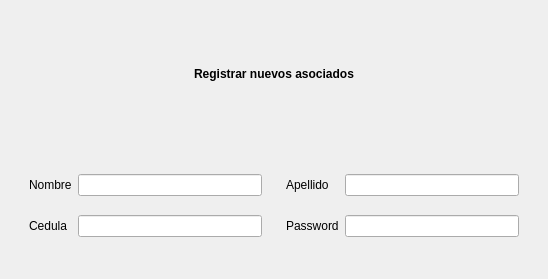
Above: AsociadosFondo/registrar.ui from MiguelALopez/JaverianaProject before the change. Below: the same form after it.
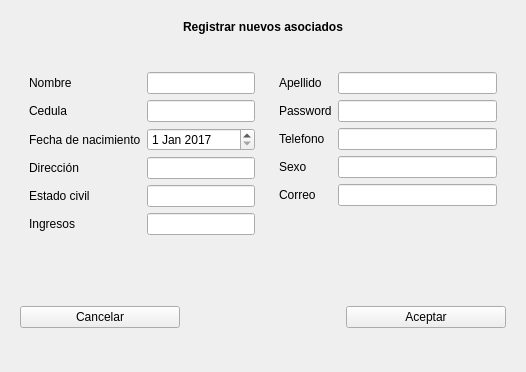
That is the form after the change.

Commit message: Added the tabs to AsociadosFondo

```diff
--- a/AsociadosFondo/registrar.ui
+++ b/AsociadosFondo/registrar.ui
@@ -6,14 +6,20 @@
    <rect>
     <x>0</x>
     <y>0</y>
-    <width>548</width>
-    <height>279</height>
+    <width>526</width>
+    <height>372</height>
    </rect>
   </property>
   <property name="windowTitle">
    <string>Form</string>
   </property>
   <layout class="QVBoxLayout" name="verticalLayout">
+   <property name="spacing">
+    <number>20</number>
+   </property>
+   <property name="topMargin">
+    <number>20</number>
+   </property>
    <item>
     <widget class="QLabel" name="label">
      <property name="text">
@@ -34,8 +40,8 @@
            </property>
           </widget>
          </item>
-         <item row="0" column="1">
-          <widget class="QLineEdit" name="lineEdit"/>
+         <item row="1" column="1">
+          <widget class="QLineEdit" name="lineEdit_2"/>
          </item>
          <item row="1" column="0">
           <widget class="QLabel" name="label_3">
@@ -44,8 +50,72 @@
            </property>
           </widget>
          </item>
-         <item row="1" column="1">
-          <widget class="QLineEdit" name="lineEdit_2"/>
+         <item row="7" column="1">
+          <spacer name="verticalSpacer_3">
+           <property name="orientation">
+            <enum>Qt::Vertical</enum>
+           </property>
+           <property name="sizeHint" stdset="0">
+            <size>
+             <width>20</width>
+             <height>40</height>
+            </size>
+           </property>
+          </spacer>
+         </item>
+         <item row="4" column="1">
+          <widget class="QLineEdit" name="lineEdit_7"/>
+         </item>
+         <item row="5" column="0">
+          <widget class="QLabel" name="label_10">
+           <property name="text">
+            <string>Estado civil</string>
+           </property>
+          </widget>
+         </item>
+         <item row="6" column="0">
+          <widget class="QLabel" name="label_12">
+           <property name="text">
+            <string>Ingresos</string>
+           </property>
+          </widget>
+         </item>
+         <item row="6" column="1">
+          <widget class="QLineEdit" name="lineEdit_11"/>
+         </item>
+         <item row="0" column="1">
+          <widget class="QLineEdit" name="lineEdit"/>
+         </item>
+         <item row="4" column="0">
+          <widget class="QLabel" name="label_8">
+           <property name="text">
+            <string>Dirección</string>
+           </property>
+          </widget>
+         </item>
+         <item row="2" column="0">
+          <widget class="QLabel" name="label_6">
+           <property name="text">
+            <string>Fecha de nacimiento</string>
+           </property>
+          </widget>
+         </item>
+         <item row="5" column="1">
+          <widget class="QLineEdit" name="lineEdit_9"/>
+         </item>
+         <item row="2" column="1">
+          <widget class="QDateEdit" name="dateEdit">
+           <property name="dateTime">
+            <datetime>
+             <hour>0</hour>
+             <minute>0</minute>
+             <second>0</second>
+             <year>2017</year>
+             <month>1</month>
+             <day>1</day>
+            </datetime>
+           </property>
+          </widget>
          </item>
         </layout>
        </widget>
@@ -53,6 +123,33 @@
       <item row="0" column="1">
        <widget class="QWidget" name="widget_4" native="true">
         <layout class="QGridLayout" name="gridLayout_3">
+         <item row="1" column="2">
+          <widget class="QLineEdit" name="lineEdit_4">
+           <property name="echoMode">
+            <enum>QLineEdit::Password</enum>
+           </property>
+          </widget>
+         </item>
+         <item row="4" column="1">
+          <widget class="QLabel" name="label_11">
+           <property name="text">
+            <string>Correo</string>
+           </property>
+          </widget>
+         </item>
+         <item row="3" column="1">
+          <widget class="QLabel" name="label_9">
+           <property name="text">
+            <string>Sexo</string>
+           </property>
+          </widget>
+         </item>
+         <item row="3" column="2">
+          <widget class="QLineEdit" name="lineEdit_8"/>
+         </item>
+         <item row="4" column="2">
+          <widget class="QLineEdit" name="lineEdit_10"/>
+         </item>
          <item row="0" column="1">
           <widget class="QLabel" name="label_4">
            <property name="text">
@@ -60,6 +157,16 @@
            </property>
           </widget>
          </item>
+         <item row="2" column="1">
+          <widget class="QLabel" name="label_7">
+           <property name="text">
+            <string>Telefono</string>
+           </property>
+          </widget>
+         </item>
+         <item row="2" column="2">
+          <widget class="QLineEdit" name="lineEdit_6"/>
+         </item>
          <item row="0" column="2">
           <widget class="QLineEdit" name="lineEdit_3"/>
          </item>
@@ -70,8 +177,18 @@
            </property>
           </widget>
          </item>
-         <item row="1" column="2">
-          <widget class="QLineEdit" name="lineEdit_4"/>
+         <item row="5" column="2">
+          <spacer name="verticalSpacer_2">
+           <property name="orientation">
+            <enum>Qt::Vertical</enum>
+           </property>
+           <property name="sizeHint" stdset="0">
+            <size>
+             <width>20</width>
+             <height>40</height>
+            </size>
+           </property>
+          </spacer>
          </item>
         </layout>
        </widget>
@@ -79,6 +196,64 @@
      </layout>
     </widget>
    </item>
+   <item>
+    <widget class="QWidget" name="widget_3" native="true">
+     <layout class="QHBoxLayout" name="horizontalLayout">
+      <item>
+       <widget class="QPushButton" name="pushButton">
+        <property name="sizePolicy">
+         <sizepolicy hsizetype="Expanding" vsizetype="Fixed">
+          <horstretch>0</horstretch>
+          <verstretch>0</verstretch>
+         </sizepolicy>
+        </property>
+        <property name="text">
+         <string>Cancelar</string>
+        </property>
+       </widget>
+      </item>
+      <item>
+       <spacer name="horizontalSpacer">
+        <property name="orientation">
+         <enum>Qt::Horizontal</enum>
+        </property>
+        <property name="sizeHint" stdset="0">
+         <size>
+          <width>40</width>
+          <height>20</height>
+         </size>
+        </property>
+       </spacer>
+      </item>
+      <item>
+       <widget class="QPushButton" name="pushButton_2">
+        <property name="sizePolicy">
+         <sizepolicy hsizetype="Expanding" vsizetype="Fixed">
+          <horstretch>0</horstretch>
+          <verstretch>0</verstretch>
+         </sizepolicy>
+        </property>
+        <property name="text">
+         <string>Aceptar</string>
+        </property>
+       </widget>
+      </item>
+     </layout>
+    </widget>
+   </item>
+   <item>
+    <spacer name="verticalSpacer">
+     <property name="orientation">
+      <enum>Qt::Vertical</enum>
+     </property>
+     <property name="sizeHint" stdset="0">
+      <size>
+       <width>20</width>
+       <height>40</height>
+      </size>
+     </property>
+    </spacer>
+   </item>
   </layout>
  </widget>
  <resources/>
```
The commit also changes 2 other files.
